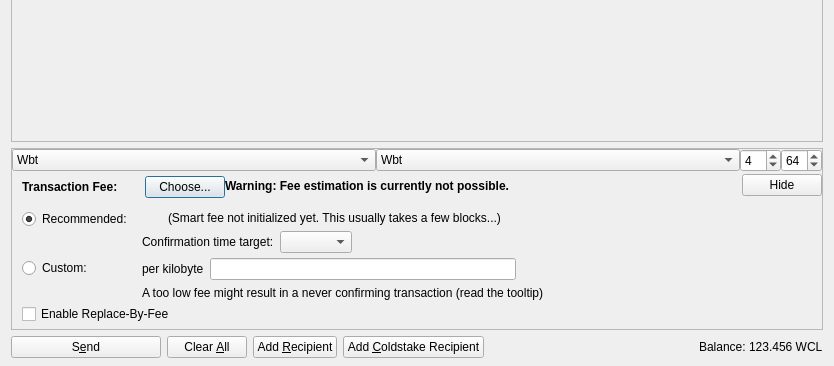
The window that src/qt/forms/sendcoinsdialog.ui (vpubchain/vircle-core) describes before a commit, drawn with Qt 5; both pictures show x 0 to 834 and y 241 to 607 of the 834 by 607 pixel window.
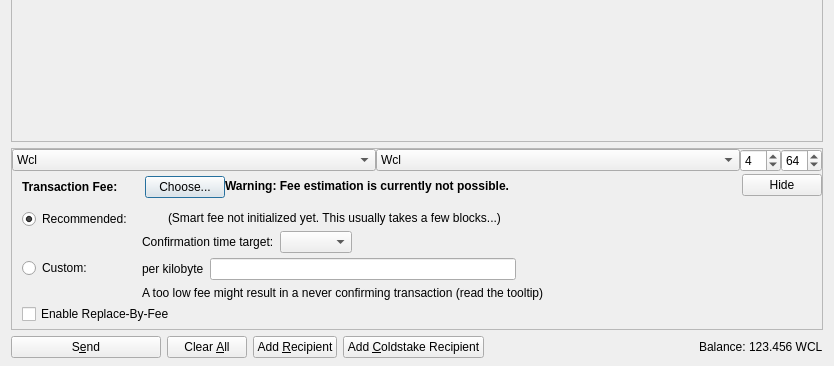
The same window after the commit. Icons and pictures are not drawn. Custom widgets are drawn as their Qt base class.

What changed in the file:
```diff
--- a/src/qt/forms/sendcoinsdialog.ui
+++ b/src/qt/forms/sendcoinsdialog.ui
@@ -673,7 +673,7 @@
           </property>
           <item>
            <property name="text">
-            <string>Wbt</string>
+            <string>Wcl</string>
            </property>
           </item>
           <item>
@@ -695,7 +695,7 @@
           </property>
           <item>
            <property name="text">
-            <string>Wbt</string>
+            <string>Wcl</string>
            </property>
           </item>
           <item>
```
